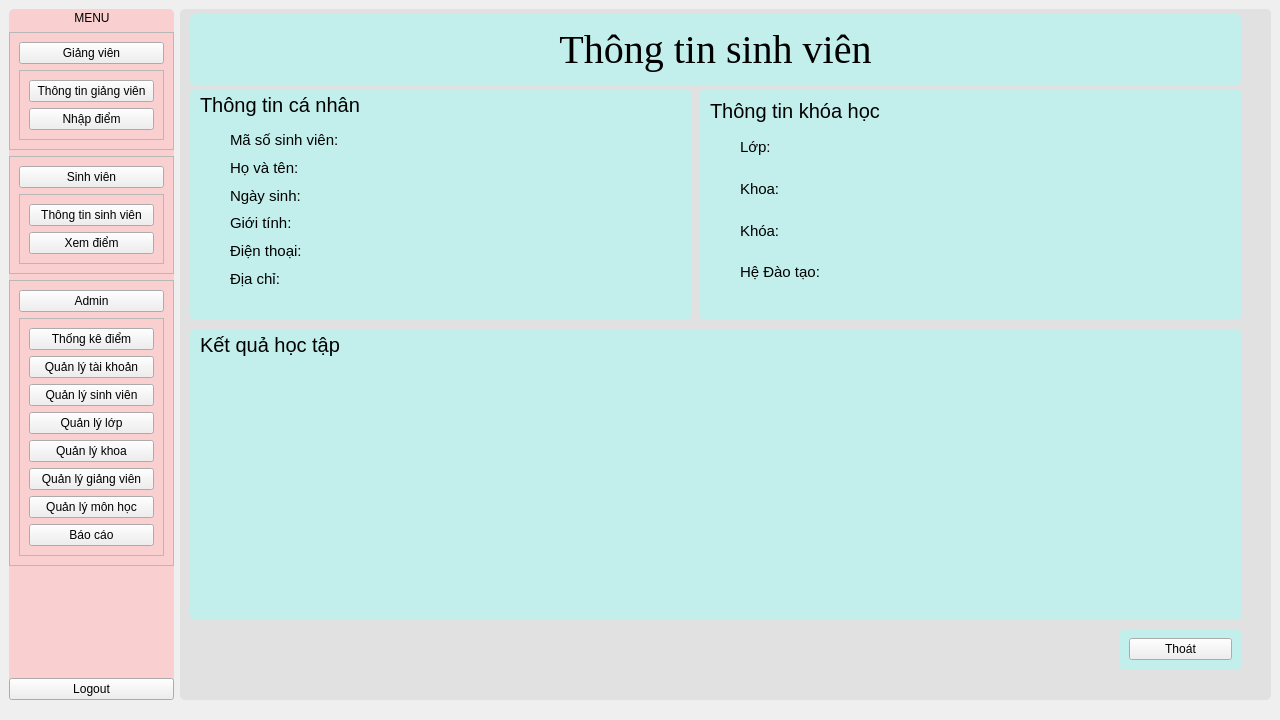
This is main/FrontEnd/Menu.ui in phusomnia/Student_Management as Qt 5 draws it before an edit. The edited form follows.
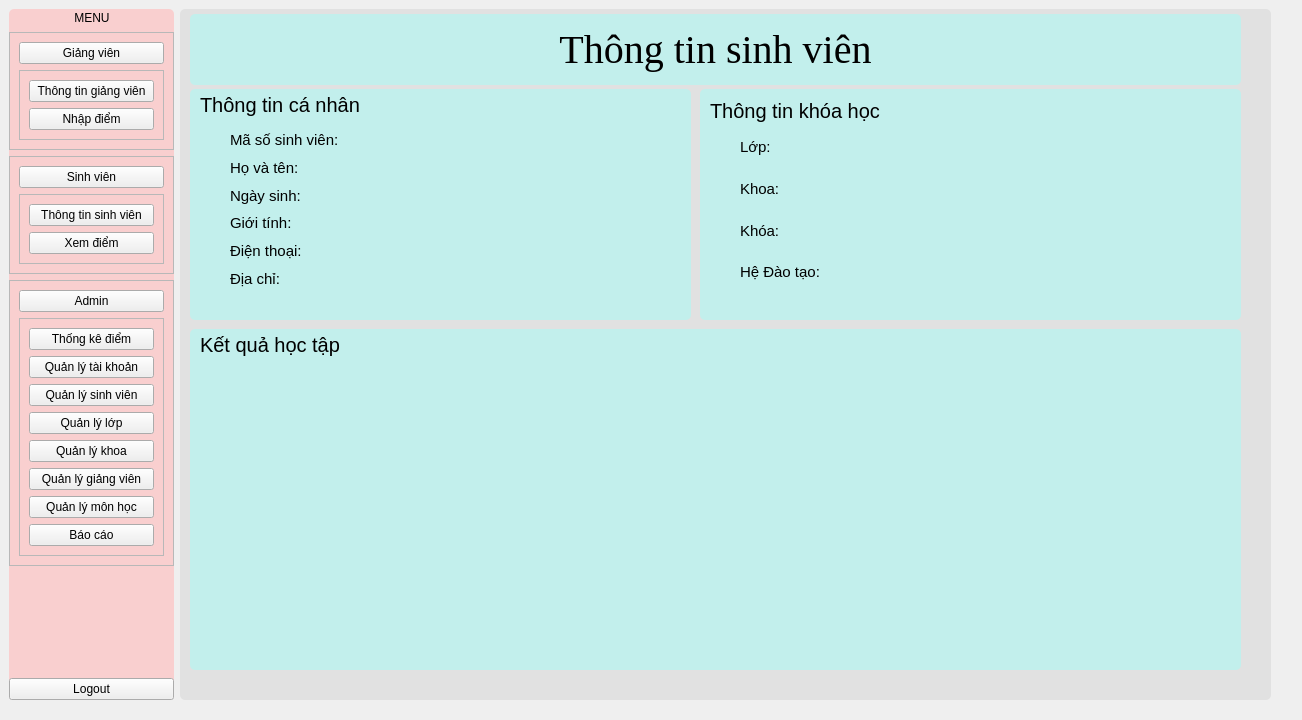
This is the edited form. The open tabs and pages were chosen to show the change.

Patch:
```diff
--- a/main/FrontEnd/Menu.ui
+++ b/main/FrontEnd/Menu.ui
@@ -6,7 +6,7 @@
    <rect>
     <x>0</x>
     <y>0</y>
-    <width>1280</width>
+    <width>1302</width>
     <height>720</height>
    </rect>
   </property>
@@ -973,7 +973,7 @@
           <x>10</x>
           <y>320</y>
           <width>1051</width>
-          <height>291</height>
+          <height>341</height>
          </rect>
         </property>
         <property name="frameShape">
@@ -1006,37 +1006,12 @@
            <x>10</x>
            <y>30</y>
            <width>1031</width>
-           <height>251</height>
+           <height>301</height>
           </rect>
          </property>
          <layout class="QVBoxLayout" name="Frame_BieuDo_TTSV"/>
         </widget>
        </widget>
-       <widget class="QFrame" name="frame_3">
-        <property name="geometry">
-         <rect>
-          <x>940</x>
-          <y>620</y>
-          <width>121</width>
-          <height>41</height>
-         </rect>
-        </property>
-        <property name="frameShape">
-         <enum>QFrame::StyledPanel</enum>
-        </property>
-        <property name="frameShadow">
-         <enum>QFrame::Raised</enum>
-        </property>
-        <layout class="QGridLayout" name="gridLayout_130">
-         <item row="0" column="0">
-          <widget class="QPushButton" name="ExitBtn_TTGV_2">
-           <property name="text">
-            <string>Thoát</string>
-           </property>
-          </widget>
-         </item>
-        </layout>
-       </widget>
       </widget>
       <widget class="QWidget" name="Frame_TTGV">
        <widget class="QFrame" name="Frame_TTGD_TTGV">
```
Left out of the diff: 2 changed lines with no effect on the pictures.
